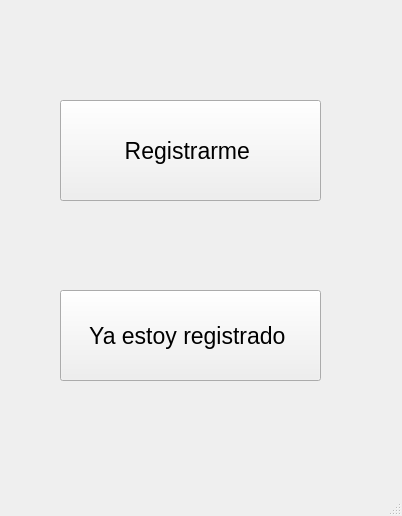
Old version of the form src/Vista/Ui/VistaInicial.ui in the repository danielreynaa/TrabajoPowerGym.
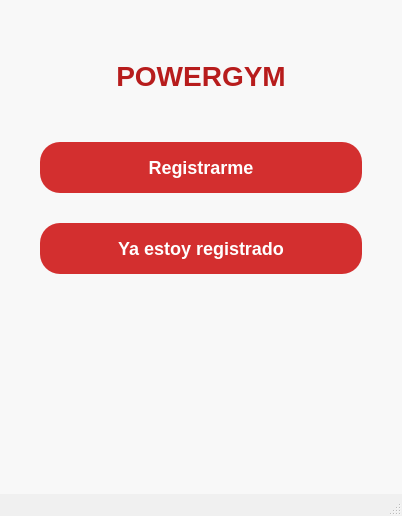
New version of the form.

What changed in the file:
```diff
--- a/src/Vista/Ui/VistaInicial.ui
+++ b/src/Vista/Ui/VistaInicial.ui
@@ -23,45 +23,95 @@
    </size>
   </property>
   <property name="windowTitle">
-   <string>MainWindow</string>
+   <string>POWERGYM - Inicio</string>
+  </property>
+  <property name="styleSheet"> <string notr="true">
+    QMainWindow#VistaInicial {
+        background-color: #f0f0f0; /* Color de fondo gris claro */
+    }
+    QWidget#centralwidget {
+        background-color: #f8f8f8; /* Color de fondo del widget central, un poco más claro */
+    }
+    QPushButton {
+        background-color: #D32F2F; /* Rojo vibrante */
+        color: white;
+        border: none;
+        border-radius: 20px; /* Bordes más redondeados */
+        padding: 15px;
+        font-size: 18px;
+        font-weight: bold;
+    }
+    QPushButton:hover {
+        background-color: #C62828; /* Rojo más oscuro al pasar el ratón */
+    }
+    QLabel#labelTitulo { /* Estilo para el nuevo título */
+        color: #B71C1C; /* Rojo oscuro para el texto del título */
+        font-size: 28px;
+        font-weight: bold;
+        padding-bottom: 20px;
+    }
+   </string>
   </property>
   <widget class="QWidget" name="centralwidget">
-   <widget class="QPushButton" name="Registrar">
-    <property name="geometry">
-     <rect>
-      <x>60</x>
-      <y>100</y>
-      <width>261</width>
-      <height>101</height>
-     </rect>
+   <layout class="QVBoxLayout" name="verticalLayout_main">
+    <property name="spacing">
+     <number>30</number>
     </property>
-    <property name="font">
-     <font>
-      <pointsize>17</pointsize>
-     </font>
+    <property name="leftMargin">
+     <number>40</number>
     </property>
-    <property name="text">
-     <string>Registrarme </string>
+    <property name="topMargin">
+     <number>60</number>
     </property>
-   </widget>
-   <widget class="QPushButton" name="YaRegistrado">
-    <property name="geometry">
-     <rect>
-      <x>60</x>
-      <y>290</y>
-      <width>261</width>
-      <height>91</height>
-     </rect>
+    <property name="rightMargin">
+     <number>40</number>
     </property>
-    <property name="font">
-     <font>
-      <pointsize>17</pointsize>
-     </font>
+    <property name="bottomMargin">
+     <number>60</number>
     </property>
-    <property name="text">
-     <string>Ya estoy registrado </string>
-    </property>
-   </widget>
+
+    <item>
+     <widget class="QLabel" name="labelTitulo">
+      <property name="text">
+       <string>POWERGYM</string>
+      </property>
+      <property name="alignment">
+       <set>Qt::AlignCenter</set>
+      </property>
+     </widget>
+    </item>
+
+    <item>
+     <widget class="QPushButton" name="Registrar">
+      <property name="text">
+       <string>Registrarme</string>
+      </property>
+     </widget>
+    </item>
+
+    <item>
+     <widget class="QPushButton" name="YaRegistrado">
+      <property name="text">
+       <string>Ya estoy registrado</string>
+      </property>
+     </widget>
+    </item>
+
+    <item>
+     <spacer name="verticalSpacer">
+      <property name="orientation">
+       <enum>Qt::Vertical</enum>
+      </property>
+      <property name="sizeHint" stdset="0">
+       <size>
+        <width>20</width>
+        <height>40</height>
+       </size>
+      </property>
+     </spacer>
+    </item>
+
+   </layout>
   </widget>
   <widget class="QStatusBar" name="statusbar"/>
  </widget>
```
